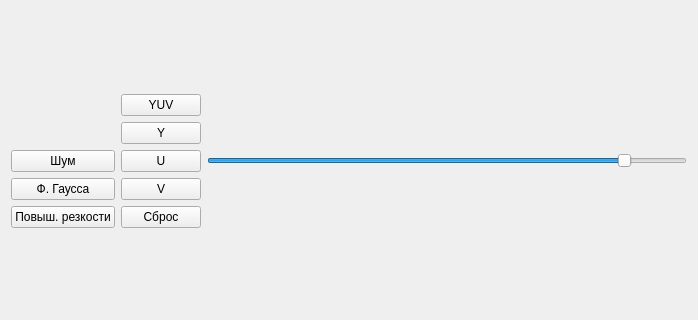
The window that Parallel_Programming/mainwindow.ui (Poletayson/Parallel_Programming) describes before a commit, drawn with Qt 5; both pictures show x 0 to 698 and y 120 to 440 of the 698 by 548 pixel window.
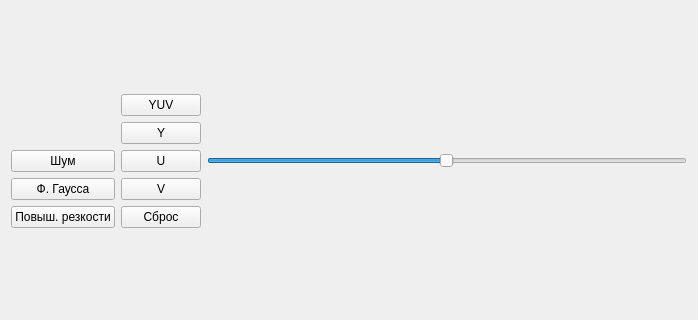
The same window after the commit.

```diff
--- a/Parallel_Programming/mainwindow.ui
+++ b/Parallel_Programming/mainwindow.ui
@@ -112,7 +112,7 @@
            <number>255</number>
           </property>
           <property name="value">
-           <number>225</number>
+           <number>127</number>
           </property>
           <property name="orientation">
            <enum>Qt::Horizontal</enum>
```
Left out of the diff: 24 changed lines with no effect on the pictures.
